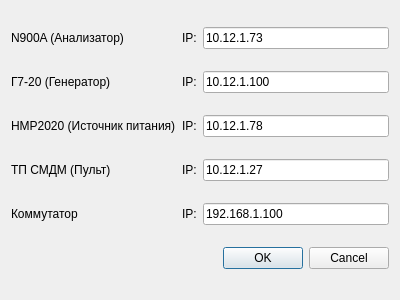
First picture: the form in moydialog.ui, repository Madjita/SMDM, before the edit.
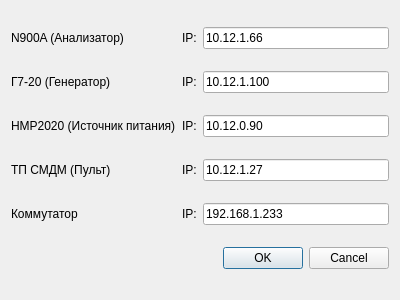
Second picture: the form after the edit.

Patch:
```diff
--- a/moydialog.ui
+++ b/moydialog.ui
@@ -34,7 +34,7 @@
       <set>Qt::ImhNone</set>
      </property>
      <property name="text">
-      <string>10.12.1.73</string>
+      <string>10.12.1.66</string>
      </property>
      <property name="maxLength">
       <number>15</number>
@@ -88,7 +88,7 @@
    <item row="2" column="2">
     <widget class="QLineEdit" name="lineEdit_6">
      <property name="text">
-      <string>10.12.1.78</string>
+      <string>10.12.0.90</string>
      </property>
      <property name="maxLength">
       <number>15</number>
@@ -136,7 +136,7 @@
    <item row="4" column="2">
     <widget class="QLineEdit" name="lineEdit_8">
      <property name="text">
-      <string>192.168.1.100</string>
+      <string>192.168.1.233</string>
      </property>
      <property name="maxLength">
       <number>15</number>
```
